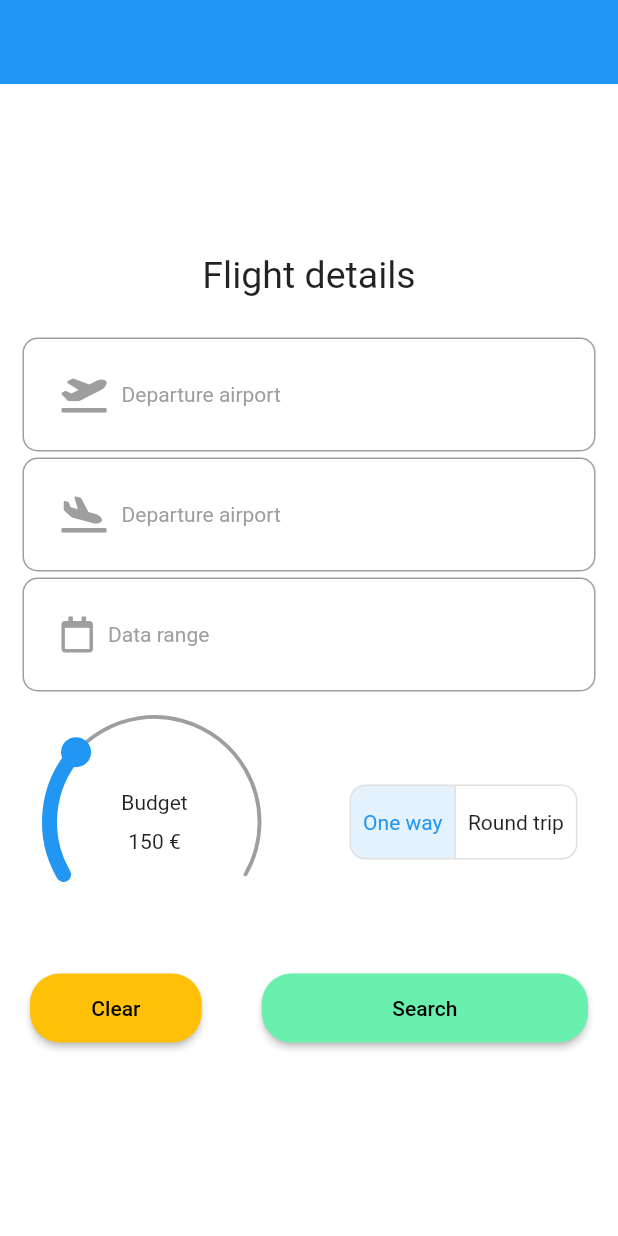
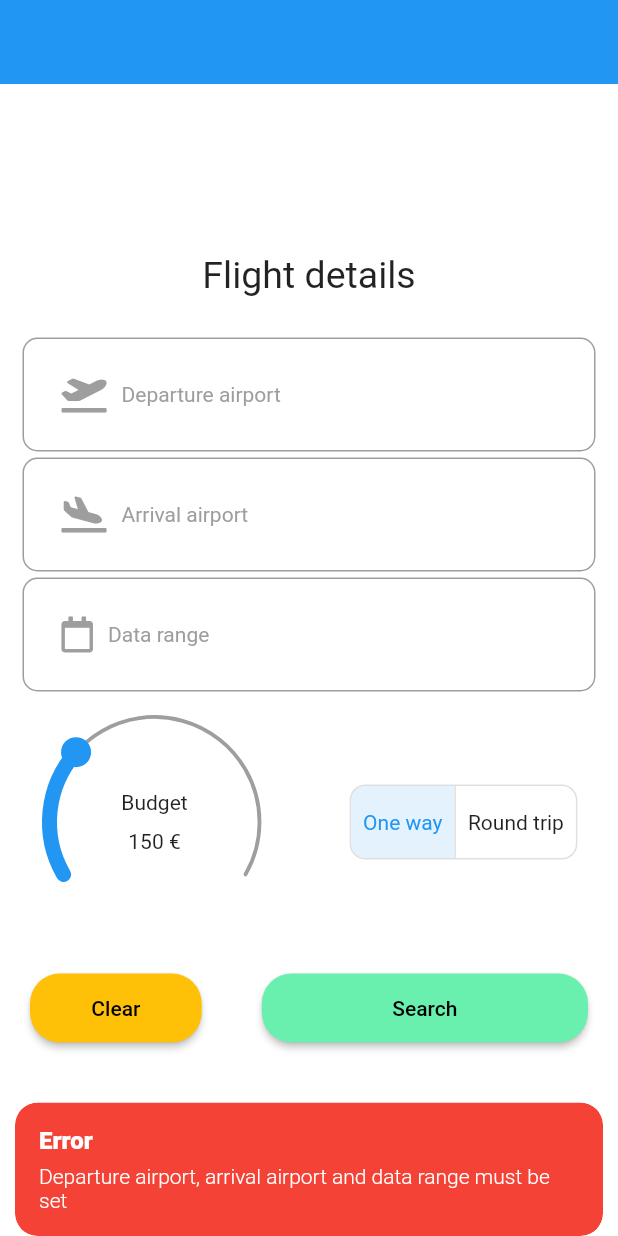
Before and after one commit to tombortniak/TravelFinder, a Flutter app: the FlightSearchPage widget shown alone on an empty page, opened directly, after a tap on "Search", on a phone screen of 412 x 824 dp. Run offline on Flutter 3.47's test engine with Material 2 defaults, Android fonts, the light colour scheme and no system bars; drawn by our look-alikes of sleek_circular_slider; our stand-ins replace cloud_firestore, firebase_core, flutter_easyloading, flutter_spinkit, font_awesome_flutter, get and 3 more; missing offline and left inert: emoji_flag_converter; accounts and stored records are empty.

Commit message:
Add error snackbars to flight search page

```diff
--- a/lib/components/explore_option_card.dart
+++ b/lib/components/explore_option_card.dart
@@ -1,5 +1,4 @@
 import 'package:flutter/material.dart';
-import 'package:font_awesome_flutter/font_awesome_flutter.dart';
 import 'package:travel_finder/constants.dart';
 
 class ExploreOptionCard extends StatelessWidget {
--- a/lib/components/flight_search_field.dart
+++ b/lib/components/flight_search_field.dart
@@ -1,7 +1,5 @@
 import 'package:flutter/material.dart';
 import 'package:font_awesome_flutter/font_awesome_flutter.dart';
-import 'package:travel_finder/pages/airport_selection_page.dart';
-import 'package:modal_bottom_sheet/modal_bottom_sheet.dart';
 
 class FlightSearchField extends StatefulWidget {
   final Widget _text;
--- a/lib/main.dart
+++ b/lib/main.dart
@@ -7,6 +7,7 @@ import 'package:travel_finder/models/departure_airport.dart';
 import 'package:travel_finder/pages/home_page.dart';
 import 'package:provider/provider.dart';
 import 'models/date_range.dart';
+import 'package:get/get.dart';
 
 void main() async {
   WidgetsFlutterBinding.ensureInitialized();
@@ -42,7 +43,7 @@ class App extends StatelessWidget {
 
   @override
   Widget build(BuildContext context) {
-    return MaterialApp(
+    return GetMaterialApp(
       home: HomePage(),
       builder: EasyLoading.init(),
     );
--- a/lib/models/arrival_airport.dart
+++ b/lib/models/arrival_airport.dart
@@ -25,7 +25,7 @@ class ArrivalAirportText extends StatelessWidget {
   Widget build(BuildContext context) {
     return Text(
       context.watch<ArrivalAirport>().airport == null
-          ? 'Departure airport'
+          ? 'Arrival airport'
           : context.watch<ArrivalAirport>().airport!.name,
       style: TextStyle(
         color: context.watch<ArrivalAirport>().airport == null
--- a/lib/models/date_range.dart
+++ b/lib/models/date_range.dart
@@ -1,5 +1,4 @@
 import 'package:flutter/material.dart';
-import 'package:travel_finder/models/airport.dart';
 import 'package:provider/provider.dart';
 import 'package:intl/intl.dart';
 
--- a/lib/pages/explore_page.dart
+++ b/lib/pages/explore_page.dart
@@ -2,7 +2,6 @@ import 'package:flutter/material.dart';
 import 'package:font_awesome_flutter/font_awesome_flutter.dart';
 import 'package:travel_finder/components/explore_option_card.dart';
 import 'package:travel_finder/constants.dart';
-import 'package:flutter_easyloading/flutter_easyloading.dart';
 
 class ExplorePage extends StatefulWidget {
   const ExplorePage({Key? key}) : super(key: key);
--- a/lib/pages/flight_search_page.dart
+++ b/lib/pages/flight_search_page.dart
@@ -14,6 +14,7 @@ import 'package:provider/provider.dart';
 import 'package:travel_finder/models/available_destinations.dart';
 import 'package:sleek_circular_slider/sleek_circular_slider.dart';
 import 'package:travel_finder/components/button.dart';
+import 'package:get/get.dart';
 
 class FlightSearchPage extends StatefulWidget {
   final AirportFinder _airportFinder = AirportFinder();
@@ -84,7 +85,19 @@ class _FlightSearchPageState extends State<FlightSearchPage> {
                             FontAwesomeIcons.planeArrival,
                             color: Colors.grey,
                           ),
-                          onTap: () async {
+                          onTap: () {
+                            if (context.read<DepartureAirport>().airport ==
+                                null) {
+                              Get.snackbar(
+                                  'Error', 'Departure airport must be set',
+                                  backgroundColor: Colors.red,
+                                  colorText: Colors.white,
+                                  snackPosition: SnackPosition.BOTTOM,
+                                  snackStyle: SnackStyle.FLOATING,
+                                  isDismissible: true,
+                                  animationDuration:
+                                      Duration(milliseconds: 700));
+                            } else {
                               showMaterialModalBottomSheet(
                                   backgroundColor: Colors.transparent,
                                   context: context,
@@ -94,6 +107,7 @@ class _FlightSearchPageState extends State<FlightSearchPage> {
                                           .availableDestinations,
                                       isArrivalAirport: true),
                                   expand: false);
+                            }
                           },
                         ),
                         Row(
@@ -224,7 +238,28 @@ class _FlightSearchPageState extends State<FlightSearchPage> {
                                   text: 'Search',
                                   backgroundColor: Colors.greenAccent,
                                   textColor: Colors.black,
-                                  onPressed: () {},
+                                  onPressed: () {
+                                    var departureAirport = context
+                                        .read<DepartureAirport>()
+                                        .airport;
+                                    var arrivalAirport =
+                                        context.read<ArrivalAirport>().airport;
+                                    var dateRange =
+                                        context.read<DateRange>().dateRange;
+                                    if (departureAirport == null ||
+                                        arrivalAirport == null ||
+                                        dateRange == null) {
+                                      Get.snackbar('Error',
+                                          'Departure airport, arrival airport and data range must be set',
+                                          backgroundColor: Colors.red,
+                                          colorText: Colors.white,
+                                          snackPosition: SnackPosition.BOTTOM,
+                                          snackStyle: SnackStyle.FLOATING,
+                                          isDismissible: true,
+                                          animationDuration:
+                                              Duration(milliseconds: 700));
+                                    }
+                                  },
                                 ),
                                 margin: EdgeInsets.symmetric(
                                     horizontal: 20.0, vertical: 15.0),
--- a/lib/pages/home_page.dart
+++ b/lib/pages/home_page.dart
@@ -1,6 +1,5 @@
 import 'package:flutter/material.dart';
 import 'package:flutter/services.dart';
-import 'explore_page.dart';
 import 'package:travel_finder/services/navigation.dart';
 
 class HomePage extends StatefulWidget {
--- a/pubspec.yaml
+++ b/pubspec.yaml
@@ -48,6 +48,8 @@ dependencies:
   grouped_list: ^4.1.0
   flutter_easyloading: ^3.0.3
   sleek_circular_slider: ^2.0.1
+  fluttertoast: ^8.0.8
+  get: ^4.6.1
 
 dev_dependencies:
   flutter_test:
```
Also changed, not shown: lib/pages/date_selection_page.dart (+2 -7 lines), pubspec.lock. Lines whose indentation alone changed are shown as unchanged.
